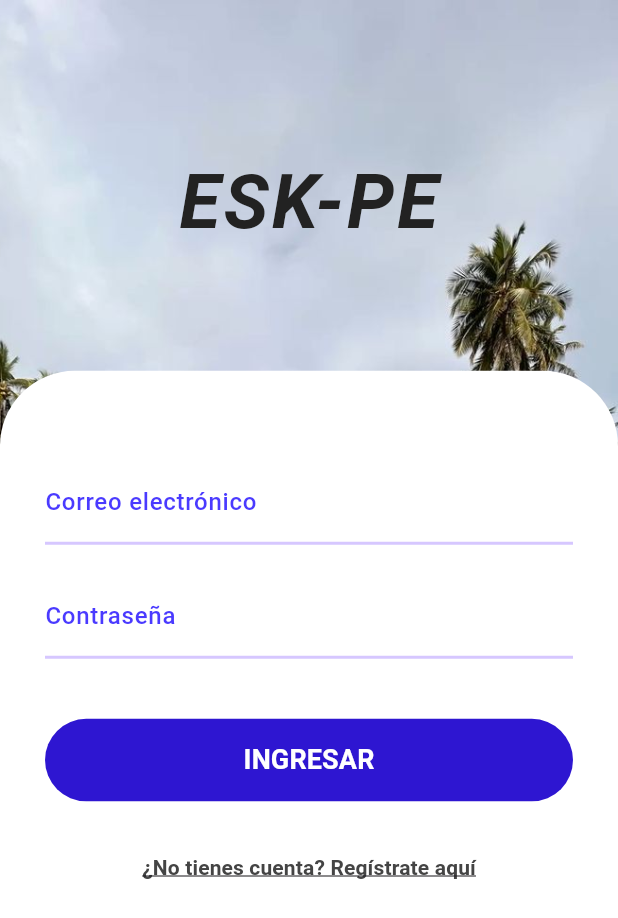
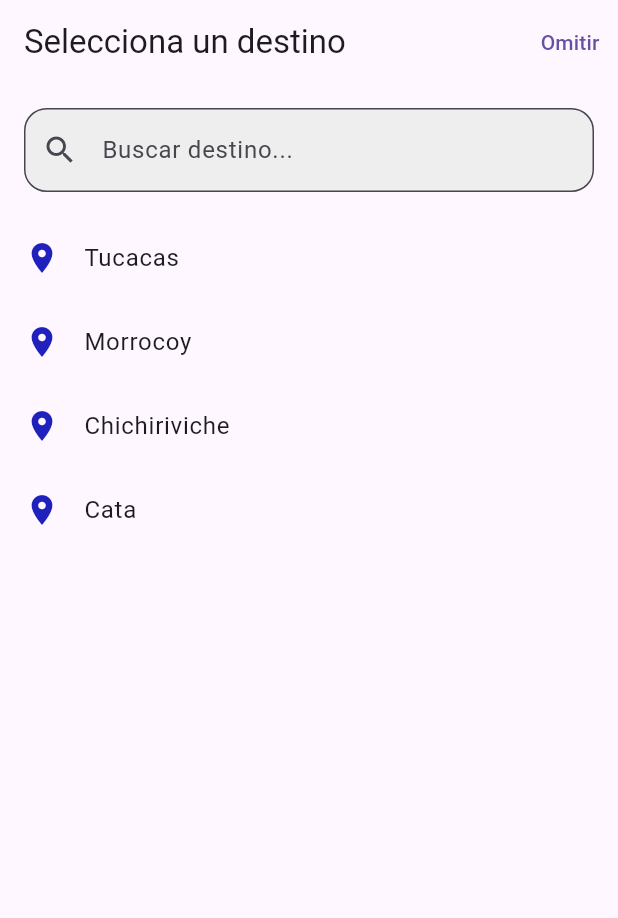
Before and after one commit to reynerlalacrita/prueba_eskpe, a Flutter app: the screen it shows after launch, on a phone screen of 412 x 824 dp. Shown: the top 918 px of the screen. Run offline on Flutter 3.47's test engine with Material 3 defaults, Android fonts, the phone set to English and light mode, and no system bars; our stand-ins replace carousel_slider, cloud_firestore, firebase_auth, firebase_core; accounts and stored records are empty; Roboto replaces fonts that are missing (Impact).

Commit message:
Agregué el carrusel en home_screen,  una pantalla previa al home llamada destinos, el main abre directamente en esta panatalla

```diff
--- a/lib/main.dart
+++ b/lib/main.dart
@@ -3,7 +3,7 @@ import 'package:firebase_core/firebase_core.dart';
 import 'package:cloud_firestore/cloud_firestore.dart';
 import 'package:firebase_auth/firebase_auth.dart';
 import 'package:prueba_eskpe/recursos/screens/home_screen.dart';
-import 'package:prueba_eskpe/recursos/screens/login_screen.dart';
+import 'package:prueba_eskpe/recursos/screens/destinos_screen.dart';
 
 // 1. IMPORTA TU PANTALLA: Cambia 'tu_proyecto' por el nombre real de tu proyecto de Flutter
 
@@ -37,7 +37,8 @@ class MyApp extends StatelessWidget {
         useMaterial3: true, // Activa Material 3 para un diseño más moderno
       ),
       // 2. CONFIGURA LA PANTALLA INICIAL HERE
-      home: const LoginScreen(),
+      home: const DestinosScreen(),
     );
   }
 }
+//cambiar destinos a login cuando termines de editar destinos
--- /dev/null
+++ b/lib/recursos/screens/destinos_screen.dart
@@ -0,0 +1,78 @@
+import 'package:flutter/material.dart';
+import 'package:prueba_eskpe/recursos/screens/home_screen.dart';
+
+class DestinosScreen extends StatefulWidget {
+  const DestinosScreen({super.key});
+
+  @override
+  State<DestinosScreen> createState() => _DestinosScreenState();
+}
+
+class _DestinosScreenState extends State<DestinosScreen> {
+  final TextEditingController _searchController = TextEditingController();
+  final List<String> _destinos = ['Tucacas', 'Morrocoy', 'Chichiriviche', 'Cata'];
+
+  @override
+  void dispose() {
+    _searchController.dispose();
+    super.dispose();
+  }
+
+  @override
+  Widget build(BuildContext context) {
+    return Scaffold(
+      appBar: AppBar(
+        title: const Text("Selecciona un destino"),
+        actions: [
+          TextButton(
+            onPressed: () {
+              Navigator.pushReplacement(
+                context,
+                MaterialPageRoute(builder: (context) => const HomeScreen())
+              );
+            },
+            child: const Text("Omitir"),
+          ),
+        ],
+      ),
+      body: Column(
+        children: [
+          // BARRA DE BÚSQUEDA INTEGRADA
+          Padding(
+            padding: const EdgeInsets.all(16.0),
+            child: TextField(
+              controller: _searchController,
+              decoration: InputDecoration(
+                hintText: "Buscar destino...",
+                prefixIcon: const Icon(Icons.search),
+                border: OutlineInputBorder(
+                  borderRadius: BorderRadius.circular(15),
+                ),
+                filled: true,
+                fillColor: Colors.grey[200],
+              ),
+              onChanged: (value) {
+                // Aquí puedes agregar la lógica para filtrar tu lista _destinos
+                print("Buscando: $value");
+              },
+            ),
+          ),
+
+          // LISTA DE DESTINOS
+          Expanded(
+            child: ListView.builder(
+              itemCount: _destinos.length,
+              itemBuilder: (context, index) {
+                return ListTile(
+                  leading: const Icon(Icons.location_on, color: Color.fromRGBO(32, 32, 188, 1)),
+                  title: Text(_destinos[index]),
+                  onTap: () => print("Destino seleccionado: ${_destinos[index]}"),
+                );
+              },
+            ),
+          ),
+        ],
+      ),
+    );
+  }
+}
--- a/pubspec.yaml
+++ b/pubspec.yaml
@@ -38,6 +38,7 @@ dependencies:
   firebase_core: ^4.11.0
   cloud_firestore: ^6.6.0
   firebase_auth: ^6.5.3
+  carousel_slider: ^5.1.2
 
 dev_dependencies:
   flutter_test:
```
Also changed, not shown: lib/equis.dart (added, +9 -0 lines), lib/recursos/screens/home_screen.dart (+30 -27 lines), lib/recursos/screens/login_screen.dart (+12 -5 lines), assets/playa1.jpg (added), assets/playa2.jpg (added), assets/playa3.jpg (added), pubspec.lock, 1 other file.
